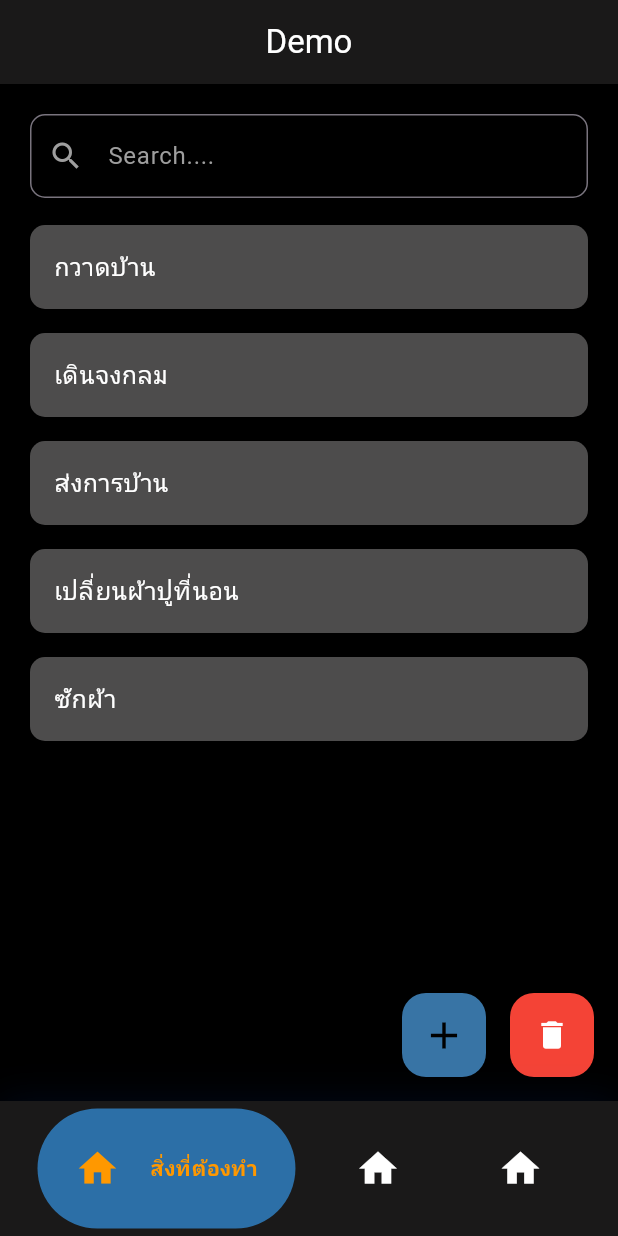
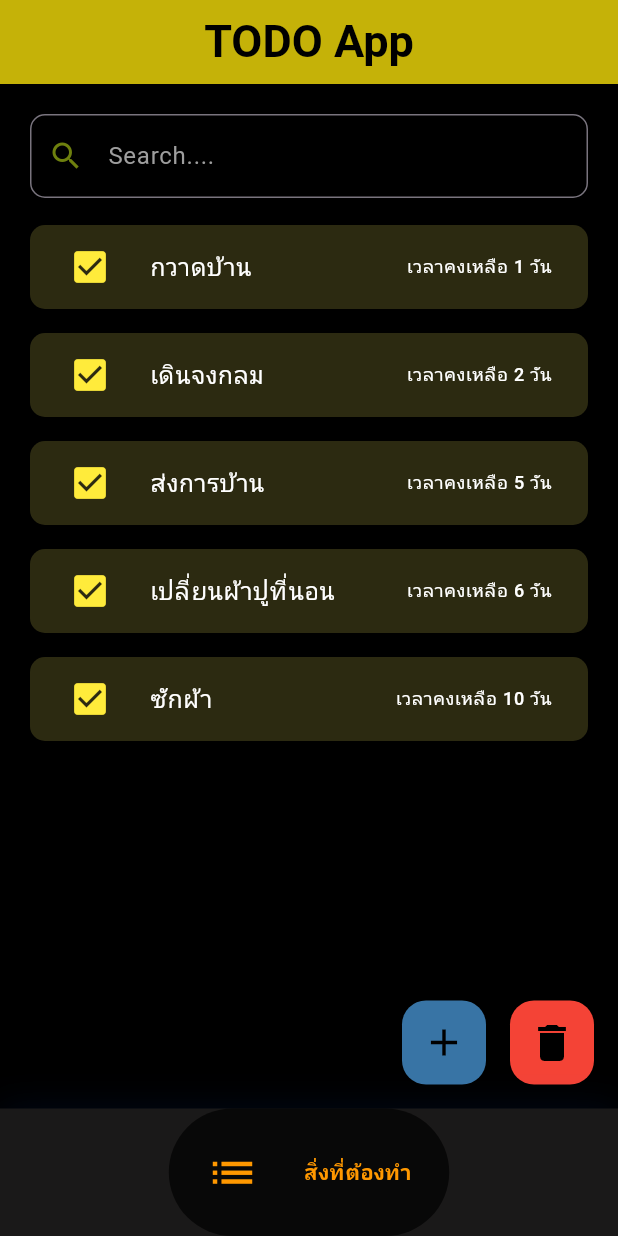
Before and after one commit to Chayodom-Khruesuk/LastTime, a Flutter app: the screen it shows after launch, on a phone screen of 412 x 824 dp. Run offline on Flutter 3.47's test engine with Material 3 defaults, Android fonts, the light colour scheme and no system bars; drawn by our look-alikes of google_nav_bar; our stand-ins replace bloc, equatable, flutter_bloc.

Commit message:
Create DateTime & Reduce UI Template & Create ActionCheck

```diff
--- a/lib/bloc/bloc_event.dart
+++ b/lib/bloc/bloc_event.dart
@@ -10,7 +10,6 @@ final class SearchEvent extends BlocEvent {
 class RemoveEvent extends BlocEvent {
   final int id;
   RemoveEvent(this.id);
-  List<Object?> get props => [id];
 }
 
 class RemoveButtonEvent extends BlocEvent {}
@@ -25,8 +24,12 @@ class AddEventAction extends BlocEvent {
 class SearchEventAction extends BlocEvent {
   final String query;
   SearchEventAction(this.query);
-
-  Pattern? get pattern => null;
 }
 
 class SearchClearEvent extends BlocEvent {}
+
+class UpdateTime extends BlocEvent {
+  final int id;
+  final DateTime cycleDateTime;
+  UpdateTime({required this.id, required this.cycleDateTime});
+}
--- a/lib/model/item_action.dart
+++ b/lib/model/item_action.dart
@@ -8,6 +8,10 @@ class ItemAction extends Equatable {
 
   const ItemAction(this.id, this.name, this.cycleDateTime, this.action);
 
+  ItemAction copyWith({DateTime? action}) {
+    return ItemAction(id, name, cycleDateTime, action ?? this.action);
+  }
+
   @override
-  List<Object?> get props => [id, action];
+  List<Object?> get props => [id, action, action];
 }
--- a/lib/repo/repo.dart
+++ b/lib/repo/repo.dart
@@ -5,4 +5,5 @@ abstract class Repo {
   Future<List<ItemAction>> loadWithDelay();
   Future<void> remove({required int id});
   Future<void> add({required String name, required int cycleDateTime});
+  Future<void> update({required int id, required DateTime cycleDateTime});
 }
--- a/lib/widgets/nav_bar.dart
+++ b/lib/widgets/nav_bar.dart
@@ -1,6 +1,5 @@
 import 'package:flutter/material.dart';
-import 'package:flutter_lasttime/widgets/screens/complete_screen.dart';
-import 'package:flutter_lasttime/widgets/screens/overlate_screen.dart';
+//import 'package:flutter_lasttime/widgets/screens/complete_scren.dart';
 import 'package:flutter_lasttime/widgets/screens/todo_screen.dart';
 import 'package:google_nav_bar/google_nav_bar.dart';
 
@@ -16,8 +15,7 @@ class NavBarState extends State<NavBar> {
 
   static final List<Widget> _widgetOptions = <Widget>[
     const ToDoScreen(),
-    const OverlateScreen(),
-    const Completedscreen(),
+    //const CompleteScreen(),
   ];
 
   @override
@@ -26,11 +24,12 @@ class NavBarState extends State<NavBar> {
       backgroundColor: Colors.black,
       appBar: AppBar(
         title: const Text(
-          'Demo',
-          style: TextStyle(color: Colors.white),
+          'TODO App',
+          style: TextStyle(
+              color: Colors.black, fontSize: 30, fontWeight: FontWeight.bold),
         ),
         centerTitle: true,
-        backgroundColor: const Color.fromARGB(255, 26, 25, 25),
+        backgroundColor: const Color.fromARGB(255, 197, 178, 8),
       ),
       body: _widgetOptions.elementAt(_selectedIndex),
       bottomNavigationBar: Container(
@@ -45,28 +44,25 @@ class NavBarState extends State<NavBar> {
         ),
         child: SafeArea(
           child: Padding(
-            padding: const EdgeInsets.symmetric(horizontal: 10, vertical: 5),
+            padding: const EdgeInsets.symmetric(horizontal: 10, vertical: 0),
             child: GNav(
               mainAxisAlignment: MainAxisAlignment.spaceEvenly,
-              iconSize: 30,
-              gap: 20,
+              iconSize: 35,
+              gap: 30,
               curve: Curves.ease,
-              rippleColor: const Color.fromARGB(176, 52, 150, 231),
-              tabBackgroundColor: const Color.fromARGB(176, 52, 150, 231),
+              rippleColor: const Color.fromARGB(172, 241, 132, 6),
+              tabBackgroundColor: const Color.fromARGB(174, 0, 0, 0),
               activeColor: Colors.orange,
               tabs: const [
                 GButton(
+                  icon: Icons.list,
+                  iconColor: Colors.white,
+                  text: 'สิ่งที่ต้องทำ',
+                ),
+                /*GButton(
                     icon: Icons.home,
                     iconColor: Colors.white,
-                    text: 'สิ่งที่ต้องทำ'),
-                GButton(
-                    icon: Icons.home,
-                    iconColor: Colors.white,
-                    text: 'เลยกำหนดเวลา'),
-                GButton(
-                    icon: Icons.home,
-                    iconColor: Colors.white,
-                    text: 'เสร็จสมบูรณ์'),
+                    text: 'เสร็จสมบูรณ์'),*/
               ],
               selectedIndex: _selectedIndex,
               onTabChange: (index) {
--- /dev/null
+++ b/lib/widgets/screens/complete_scren.dart
@@ -0,0 +1,10 @@
+import 'package:flutter/material.dart';
+
+class CompleteScreen extends StatelessWidget {
+  const CompleteScreen({super.key});
+
+  @override
+  Widget build(BuildContext context) {
+    return const MaterialApp();
+  }
+}
--- a/lib/widgets/screens/list_page.dart
+++ b/lib/widgets/screens/list_page.dart
@@ -3,6 +3,7 @@ import 'package:flutter_bloc/flutter_bloc.dart';
 import 'package:flutter_lasttime/bloc/bloc.dart';
 import 'package:flutter_lasttime/bloc/bloc_event.dart';
 import 'package:flutter_lasttime/bloc/bloc_state.dart';
+import 'package:intl/intl.dart';
 
 Expanded listPage() {
   return Expanded(
@@ -26,7 +27,7 @@ Expanded listPage() {
                     ),
                     child: DecoratedBox(
                       decoration: BoxDecoration(
-                        color: const Color.fromARGB(255, 77, 76, 76),
+                        color: const Color.fromARGB(255, 44, 42, 17),
                         borderRadius: BorderRadius.circular(10),
                       ),
                       child: BlocBuilder<LastTimeBloc, BlocState>(
@@ -34,21 +35,66 @@ Expanded listPage() {
                         if (state is ReadyState || state is SearchState) {
                           if (item[index].action == null) {
                             return ListTile(
-                              title: Text(
-                                item[index].name,
-                                style: const TextStyle(
-                                  color: Colors.white,
+                              leading: IconButton(
+                                icon: const Icon(
+                                  Icons.check_box,
+                                  color: Colors.yellow,
                                 ),
+                                iconSize: 28,
+                                onPressed: () {
+                                  showDialog(
+                                      context: context,
+                                      builder: (BuildContext context) {
+                                        return AlertDialog(
+                                          title: const Text(
+                                            'ยืนยัน',
+                                            style: TextStyle(
+                                                fontWeight: FontWeight.bold),
+                                          ),
+                                          content: const Text(
+                                            'คุณต้องการยกเลิกงานนี้หรือไม่',
+                                            style: TextStyle(
+                                              fontSize: 18,
+                                            ),
+                                          ),
+                                          actions: [
+                                            TextButton(
+                                              child: const Text('ยกเลิก',
+                                                  style: TextStyle(
+                                                      fontWeight:
+                                                          FontWeight.bold)),
+                                              onPressed: () {
+                                                Navigator.of(context).pop();
+                                              },
+                                            ),
+                                            TextButton(
+                                              style: TextButton.styleFrom(
+                                                backgroundColor: Colors.green,
+                                              ),
+                                              onPressed: () {
+                                                context
+                                                    .read<LastTimeBloc>()
+                                                    .add(UpdateTime(
+                                                        id: item[index].id,
+                                                        cycleDateTime:
+                                                            DateTime.now()));
+                                                /*Navigator.of(context).pop();
+                                                context
+                                                    .read<LastTimeBloc>()
+                                                    .add(RemoveEvent(
+                                                        item[index].id));*/
+                                              },
+                                              child: const Text('ตกลง',
+                                                  style: TextStyle(
+                                                      fontWeight:
+                                                          FontWeight.bold,
+                                                      color: Colors.black)),
+                                            ),
+                                          ],
+                                        );
+                                      });
+                                },
                               ),
-                              trailing: const Text(
-                                '',
-                                style: TextStyle(
-                                  color: Colors.white,
-                                ),
-                              ),
-                            );
-                          } else {
-                            return ListTile(
                               title: Text(
                                 item[index].name,
                                 style: const TextStyle(
@@ -56,11 +102,30 @@ Expanded listPage() {
                                 ),
                               ),
                               trailing: Text(
-                                item[index].action.toString(),
+                                'เวลาคงเหลือ ${item[index].cycleDateTime} วัน',
+                                style: const TextStyle(
+                                  color: Colors.white,
+                                  fontSize: 12,
+                                ),
+                              ),
+                            );
+                          } else {
+                            return ListTile(
+                              // index name
+                              title: Text(
+                                item[index].name,
                                 style: const TextStyle(
                                   color: Colors.white,
                                 ),
                               ),
+                              // DateTime
+                              trailing: Text(
+                                'บันทึก: ${DateFormat('yyyy-MM-dd-kk:mm').format(item[index].action!)} นาที',
+                                style: const TextStyle(
+                                  color: Colors.white,
+                                ),
+                              ),
+                              // delete icon
                               onTap: () {
                                 context.read<LastTimeBloc>().add(
                                       RemoveEvent(item[index].id),
--- a/lib/widgets/screens/remove_btn.dart
+++ b/lib/widgets/screens/remove_btn.dart
@@ -18,7 +18,8 @@ class RemoveBtn extends StatelessWidget {
             },
             child: const Icon(
               Icons.delete,
-              color: Colors.white,
+              color: Colors.black,
+              size: 32,
             ));
       },
     );
--- a/lib/widgets/screens/todo_screen.dart
+++ b/lib/widgets/screens/todo_screen.dart
@@ -25,11 +25,12 @@ class ToDoScreen extends StatelessWidget {
                     hintStyle: const TextStyle(color: Colors.grey),
                     prefixIcon: const Icon(
                       Icons.search,
-                      color: Colors.grey,
+                      color: Color.fromARGB(255, 110, 128, 14),
                     ),
                     border: OutlineInputBorder(
                       borderRadius: BorderRadius.circular(10),
-                      borderSide: const BorderSide(color: Colors.grey),
+                      borderSide: const BorderSide(
+                          color: Color.fromARGB(255, 206, 193, 8)),
                     ),
                   ),
                   onChanged: (query) {
```
Also changed, not shown: lib/bloc/bloc.dart (+9 -0 lines), lib/repo/mock_repo.dart (+9 -0 lines), lib/widgets/screens/complete_screen.dart (deleted, +0 -10 lines), lib/widgets/screens/overlate_screen.dart (deleted, +0 -10 lines).
